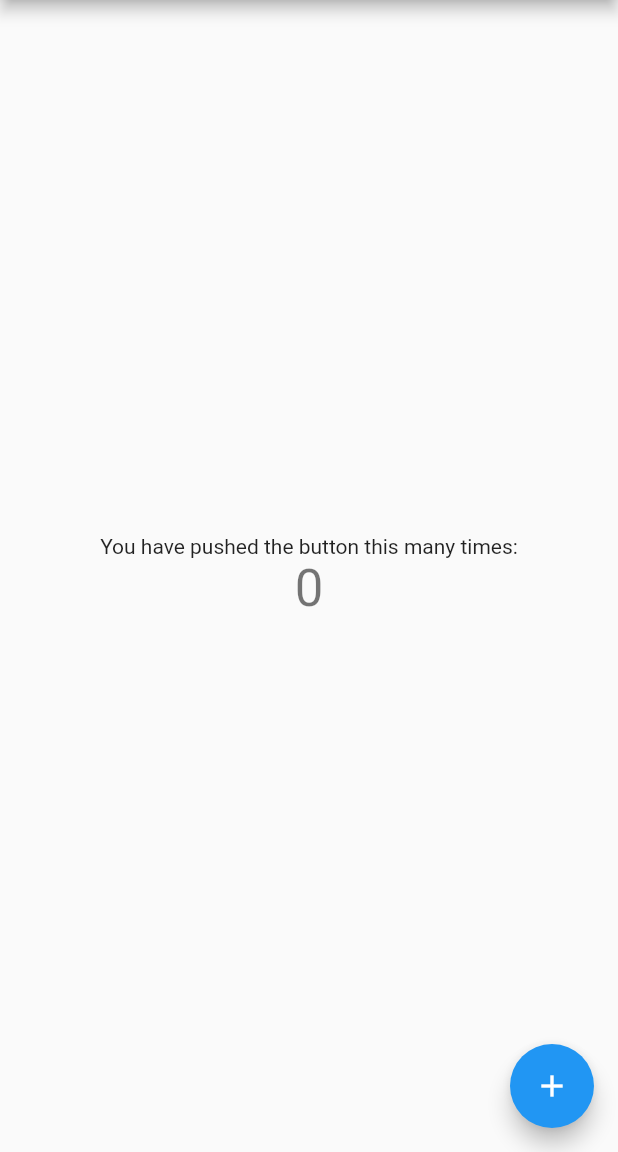
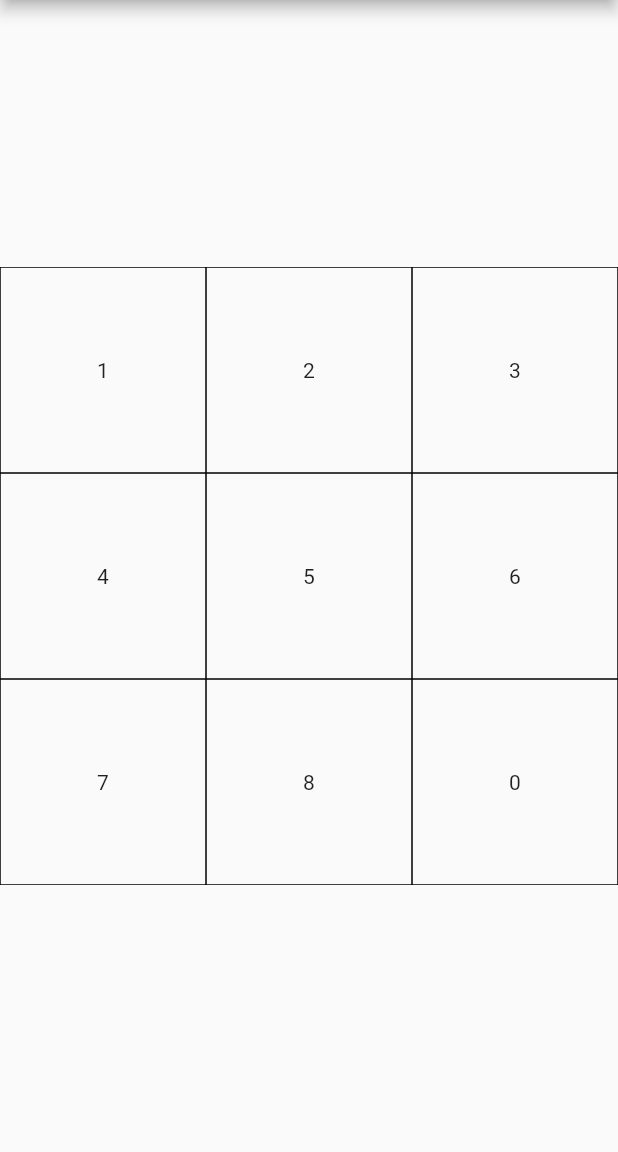
Before and after one commit to pbie42/n_puzzle, a Flutter app: the screen it shows after launch, on a phone screen of 412 x 824 dp, the part 84-1236 px from its top. Run offline on Flutter 3.47's test engine with Material 2 defaults, Android fonts, the phone set to English and light mode, and no system bars.

Commit message:
[Add] Start building game board as grid

```diff
--- /dev/null
+++ b/lib/grid.dart
@@ -0,0 +1,72 @@
+import 'package:flutter/material.dart';
+
+class PuzzleGrid extends StatefulWidget {
+  @override
+  _PuzzleGridState createState() => _PuzzleGridState();
+}
+
+class _PuzzleGridState extends State<PuzzleGrid> {
+  int size = 3;
+
+  List<List<int>> currentState = [
+    [1, 2, 3],
+    [4, 5, 6],
+    [7, 8, 0],
+  ];
+//  List<List<int>> currentState = [
+//    [1, 2, 3, 4],
+//    [5, 6, 7, 8],
+//    [9, 10, 11, 12],
+//    [13, 14, 15, 0],
+//  ];
+
+//  List<List<int>> currentState = [
+//    [1, 2, 3, 4, 5],
+//    [6, 7, 8, 9, 10],
+//    [11, 12, 13, 14, 15],
+//    [16, 17, 18, 19, 20],
+//    [21, 22, 23, 24, 0],
+//  ];
+
+  @override
+  Widget build(BuildContext context) {
+    var numberOfItems = size * size;
+    var boardWidth = MediaQuery.of(context).size.width;
+
+    return Container(
+      height: boardWidth,
+      width: boardWidth,
+      child: GridView.count(
+          crossAxisCount: size,
+          physics: NeverScrollableScrollPhysics(),
+          childAspectRatio: 1,
+          children: List.generate(numberOfItems, (index) {
+            return Tile(
+              currentState: currentState,
+              index: index,
+            );
+          })),
+    );
+  }
+}
+
+class Tile extends StatelessWidget {
+  Tile({Key key, @required this.currentState, this.index}) : super(key: key);
+
+  final List<List<int>> currentState;
+  final int index;
+
+  @override
+  Widget build(BuildContext context) {
+    int x, y = 0;
+    x = (index / currentState.first.length).floor();
+    y = (index % currentState.first.length);
+
+    return Container(
+        decoration:
+            BoxDecoration(border: Border.all(color: Colors.black, width: 0.5)),
+        child: Center(
+          child: Text(currentState[x][y].toString()),
+        ));
+  }
+}
--- a/lib/main.dart
+++ b/lib/main.dart
@@ -1,4 +1,5 @@
 import 'package:flutter/material.dart';
+import 'package:n_puzzle/grid.dart';
 
 void main() {
   runApp(MyApp());
@@ -50,68 +51,19 @@ class MyHomePage extends StatefulWidget {
 }
 
 class _MyHomePageState extends State<MyHomePage> {
-  int _counter = 0;
-
-  void _incrementCounter() {
-    setState(() {
-      // This call to setState tells the Flutter framework that something has
-      // changed in this State, which causes it to rerun the build method below
-      // so that the display can reflect the updated values. If we changed
-      // _counter without calling setState(), then the build method would not be
-      // called again, and so nothing would appear to happen.
-      _counter++;
-    });
-  }
-
   @override
   Widget build(BuildContext context) {
-    // This method is rerun every time setState is called, for instance as done
-    // by the _incrementCounter method above.
-    //
-    // The Flutter framework has been optimized to make rerunning build methods
-    // fast, so that you can just rebuild anything that needs updating rather
-    // than having to individually change instances of widgets.
     return Scaffold(
       appBar: AppBar(
         // Here we take the value from the MyHomePage object that was created by
         // the App.build method, and use it to set our appbar title.
         title: Text(widget.title),
       ),
-      body: Center(
-        // Center is a layout widget. It takes a single child and positions it
-        // in the middle of the parent.
-        child: Column(
-          // Column is also a layout widget. It takes a list of children and
-          // arranges them vertically. By default, it sizes itself to fit its
-          // children horizontally, and tries to be as tall as its parent.
-          //
-          // Invoke "debug painting" (press "p" in the console, choose the
-          // "Toggle Debug Paint" action from the Flutter Inspector in Android
-          // Studio, or the "Toggle Debug Paint" command in Visual Studio Code)
-          // to see the wireframe for each widget.
-          //
-          // Column has various properties to control how it sizes itself and
-          // how it positions its children. Here we use mainAxisAlignment to
-          // center the children vertically; the main axis here is the vertical
-          // axis because Columns are vertical (the cross axis would be
-          // horizontal).
-          mainAxisAlignment: MainAxisAlignment.center,
-          children: <Widget>[
-            Text(
-              'You have pushed the button this many times:',
-            ),
-            Text(
-              '$_counter',
-              style: Theme.of(context).textTheme.headline4,
-            ),
-          ],
+      body: SafeArea(
+        child: Center(
+          child: PuzzleGrid(),
         ),
       ),
-      floatingActionButton: FloatingActionButton(
-        onPressed: _incrementCounter,
-        tooltip: 'Increment',
-        child: Icon(Icons.add),
-      ), // This trailing comma makes auto-formatting nicer for build methods.
     );
   }
 }
```
